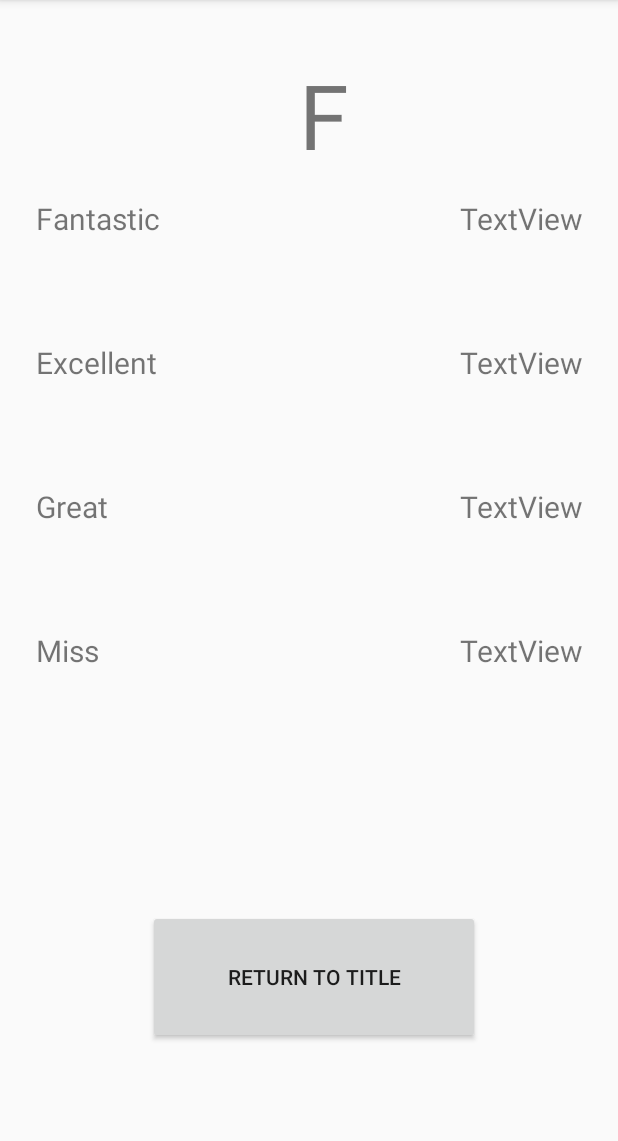
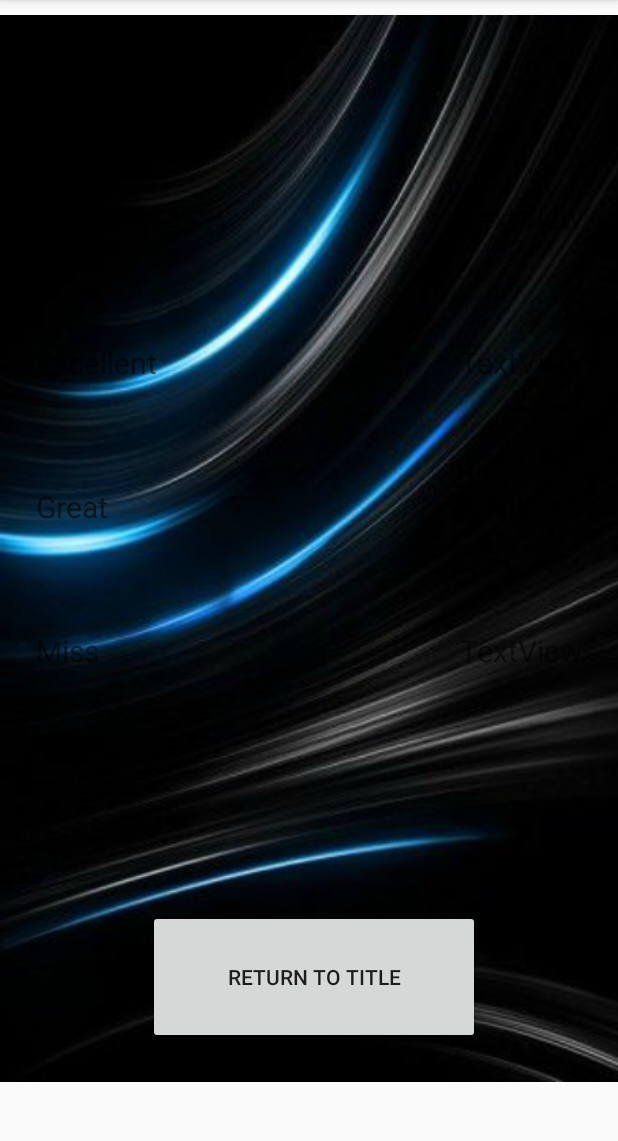
Before and after one commit to geonkim2/CS125Final, an Android app: the ResultActivity screen opened directly, with no data from a screen before it, on a phone screen of 412 x 824 dp, the part 84-1225 px from its top. Run offline under Robolectric (Android 15) with nearby library versions, the light colour scheme and no system bars.

Commit message:
have background, will crop, need to make text white

```diff
--- a/app/src/main/res/layout/activity_main.xml
+++ b/app/src/main/res/layout/activity_main.xml
@@ -71,8 +71,8 @@
 
     <ImageView
         android:id="@+id/imageView"
-        android:layout_width="432dp"
-        android:layout_height="737dp"
+        android:layout_width="412dp"
+        android:layout_height="734dp"
         android:adjustViewBounds="true"
         app:layout_constraintStart_toStartOf="parent"
         app:layout_constraintTop_toTopOf="parent"
--- a/app/src/main/res/layout/activity_result.xml
+++ b/app/src/main/res/layout/activity_result.xml
@@ -140,4 +140,13 @@
         android:text="NICE"
         app:layout_constraintEnd_toEndOf="parent"
         app:layout_constraintTop_toTopOf="parent" />
+
+    <ImageView
+        android:id="@+id/imageView4"
+        android:layout_width="414dp"
+        android:layout_height="731dp"
+        app:srcCompat="@drawable/results_background"
+        tools:layout_editor_absoluteX="0dp"
+        tools:layout_editor_absoluteY="1dp" />
+
 </android.support.constraint.ConstraintLayout>
```
Also changed, not shown: app/src/main/res/drawable-v24/maybe_background_idek_yet.png, app/src/main/res/drawable-v24/results_background.png (added).
